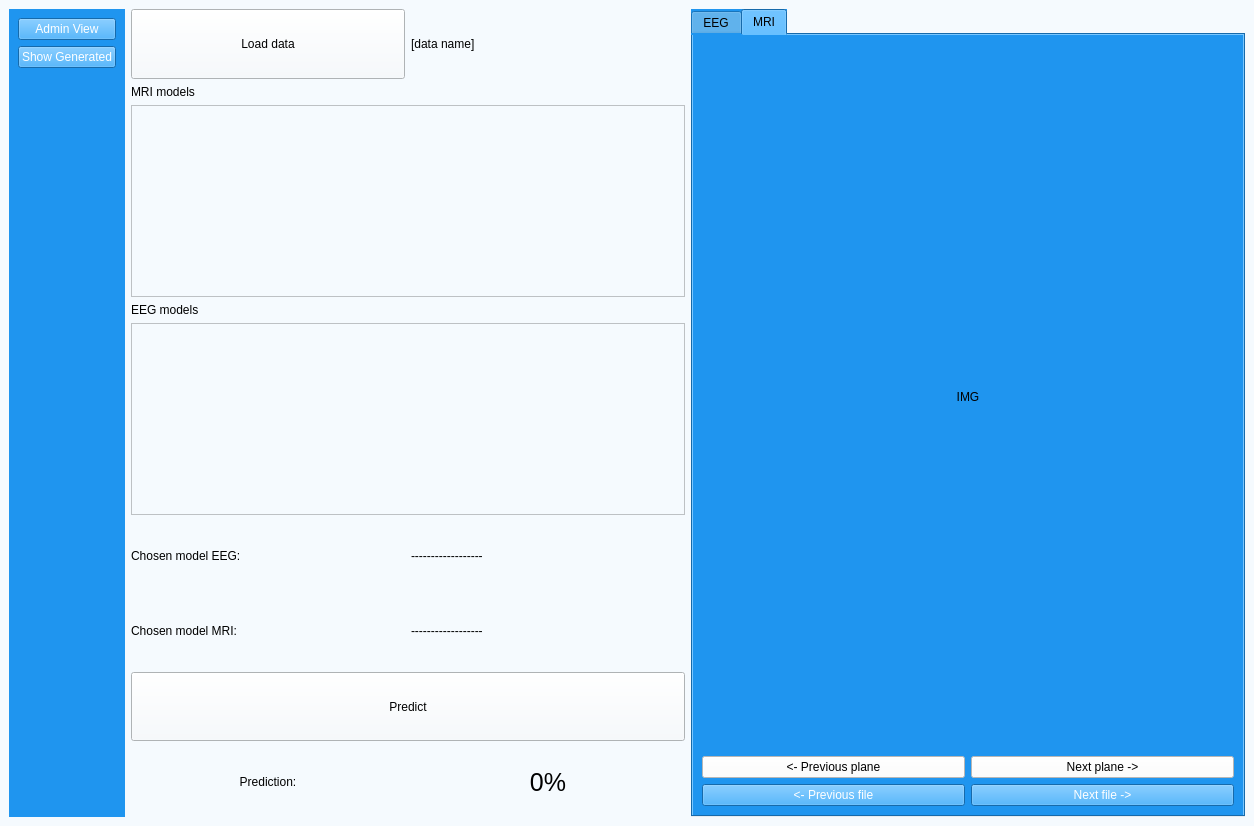
The window that UI/doctorView.ui (matimusial/ADHDPredictorApp) describes before a commit, drawn with Qt 5.
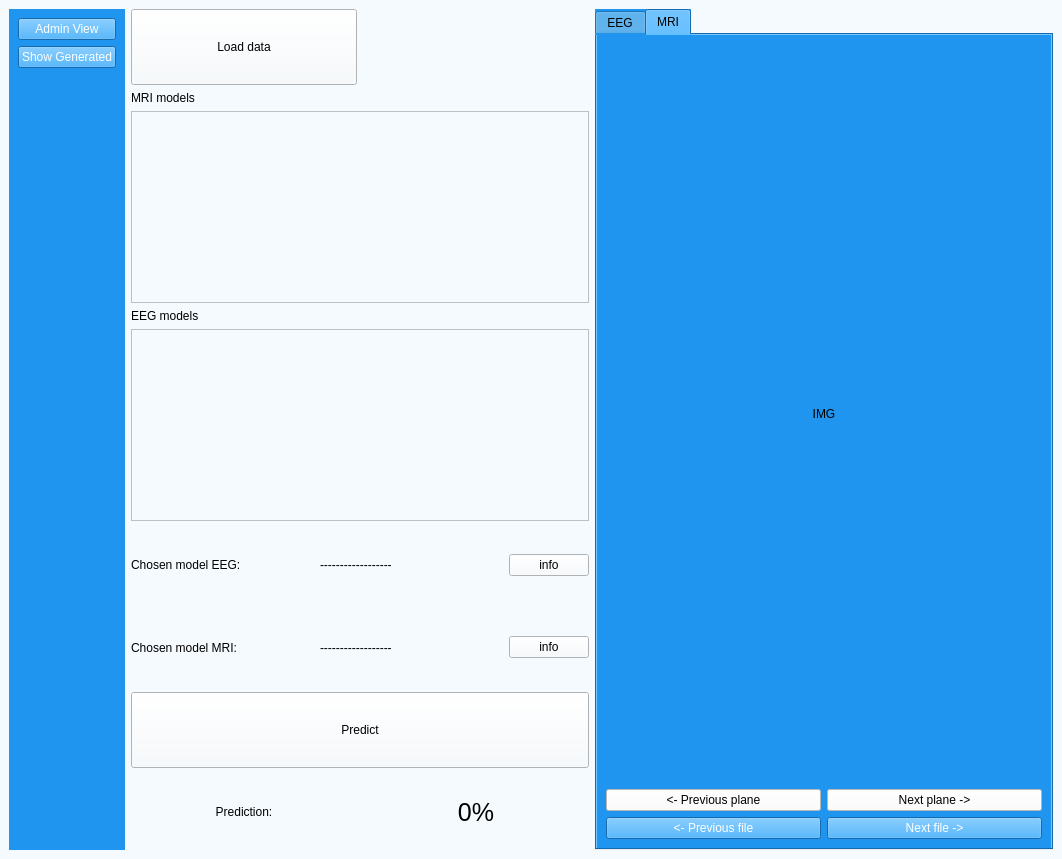
The same window after the commit.

What changed in the file:
```diff
--- a/UI/doctorView.ui
+++ b/UI/doctorView.ui
@@ -6,8 +6,8 @@
    <rect>
     <x>0</x>
     <y>0</y>
-    <width>1254</width>
-    <height>826</height>
+    <width>1062</width>
+    <height>859</height>
    </rect>
   </property>
   <property name="windowTitle">
@@ -97,7 +97,7 @@
              </sizepolicy>
             </property>
             <property name="text">
-             <string>[data name]</string>
+             <string/>
             </property>
            </widget>
           </item>
@@ -179,6 +179,25 @@
             </property>
            </widget>
           </item>
+          <item>
+           <widget class="QPushButton" name="modelInfoEEG">
+            <property name="text">
+             <string>info</string>
+            </property>
+            <property name="checkable">
+             <bool>false</bool>
+            </property>
+            <property name="autoDefault">
+             <bool>false</bool>
+            </property>
+            <property name="default">
+             <bool>false</bool>
+            </property>
+            <property name="flat">
+             <bool>false</bool>
+            </property>
+           </widget>
+          </item>
          </layout>
         </item>
         <item>
@@ -209,6 +228,13 @@
             </property>
            </widget>
           </item>
+          <item>
+           <widget class="QPushButton" name="modelInfoMRI">
+            <property name="text">
+             <string>info</string>
+            </property>
+           </widget>
+          </item>
          </layout>
         </item>
         <item>
```
